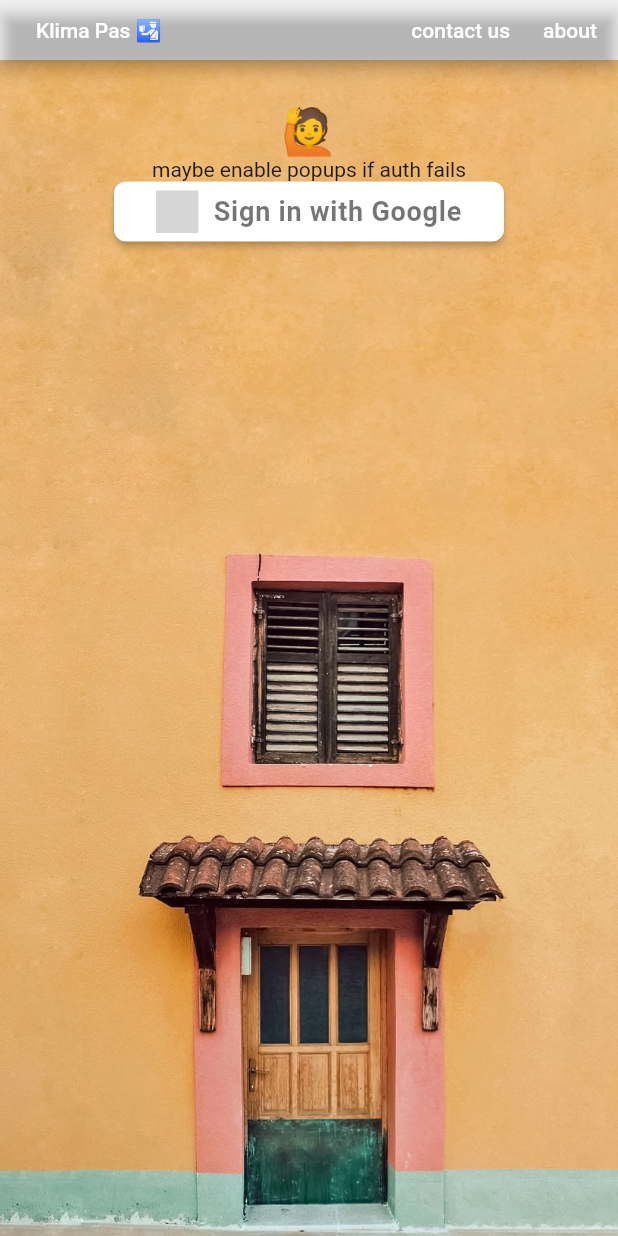
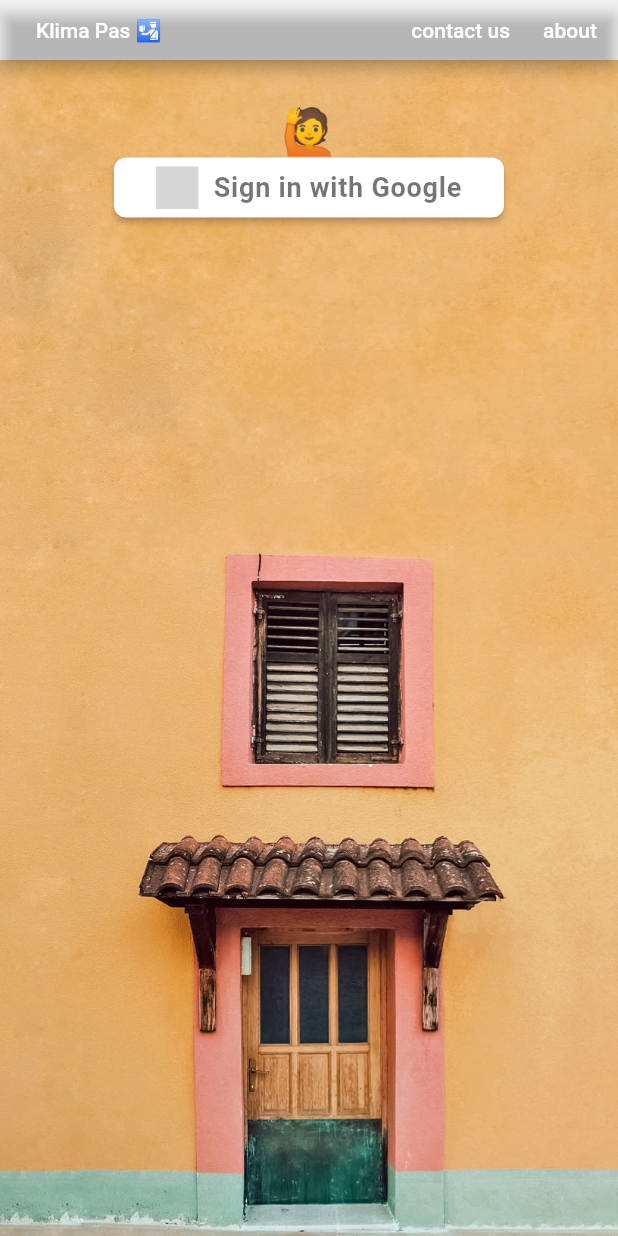
Before and after one commit to samuelnihoul/cpi3, a Flutter app: the screen it shows after launch, on a phone screen of 412 x 824 dp. Run offline on Flutter 3.47's test engine with Material 2 defaults, Android fonts, the phone set to English and light mode, and no system bars; our stand-ins replace auth_buttons, cross_file, file, file_picker, firebase_analytics, firebase_auth and 2 more; missing offline and left inert: download; accounts and stored records are empty; grey boxes are pictures that could not be loaded.

Commit message:
maybe enable

```diff
--- a/lib/main.dart
+++ b/lib/main.dart
@@ -9,6 +9,7 @@ import 'package:provider/provider.dart';
 import 'views/myCertificates.dart';
 import 'package:auth_buttons/auth_buttons.dart' show GoogleAuthButton;
 import 'package:firebase_storage/firebase_storage.dart';
+import 'package:firebase_analytics/firebase_analytics.dart';
 
 void main() async {
   WidgetsFlutterBinding.ensureInitialized();
@@ -79,7 +80,6 @@ class MyHomePage extends StatelessWidget {
             child: Column(children: <Widget>[
               const Text("🙋",
                   style: TextStyle(fontSize: 30, fontWeight: FontWeight.bold)),
-              const Text('maybe enable popups if auth fails'),
               GoogleAuthButton(
                 onPressed: () async {
                   await signInWithGoogle();
```
